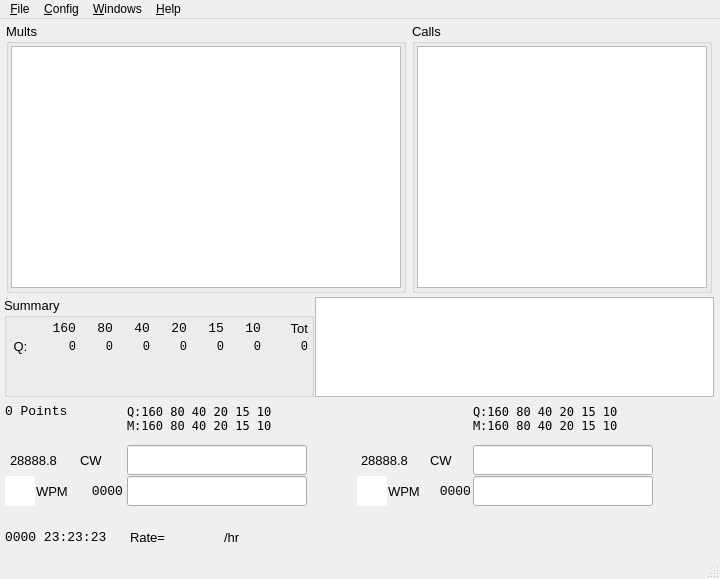
Before: the Qt Designer form so2sdr/so2sdr.ui in n4ogw/so2sdr, drawn with Qt 5.
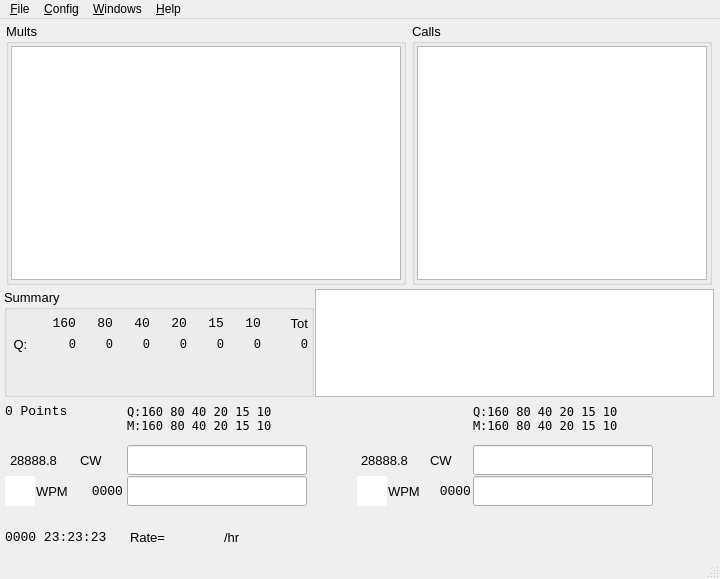
After: the same form once the commit is applied. Custom widgets are drawn as their Qt base class.

Patch:
```diff
--- a/so2sdr/so2sdr.ui
+++ b/so2sdr/so2sdr.ui
@@ -221,13 +221,13 @@
           <property name="minimumSize">
            <size>
             <width>310</width>
-            <height>100</height>
+            <height>108</height>
            </size>
           </property>
           <property name="maximumSize">
            <size>
             <width>310</width>
-            <height>100</height>
+            <height>108</height>
            </size>
           </property>
           <property name="font">
@@ -1076,13 +1076,13 @@
           <property name="minimumSize">
            <size>
             <width>335</width>
-            <height>80</height>
+            <height>108</height>
            </size>
           </property>
           <property name="maximumSize">
            <size>
             <width>420</width>
-            <height>100</height>
+            <height>108</height>
            </size>
           </property>
           <property name="font">
```
Left out of the diff: 2 changed lines with no effect on the pictures.
